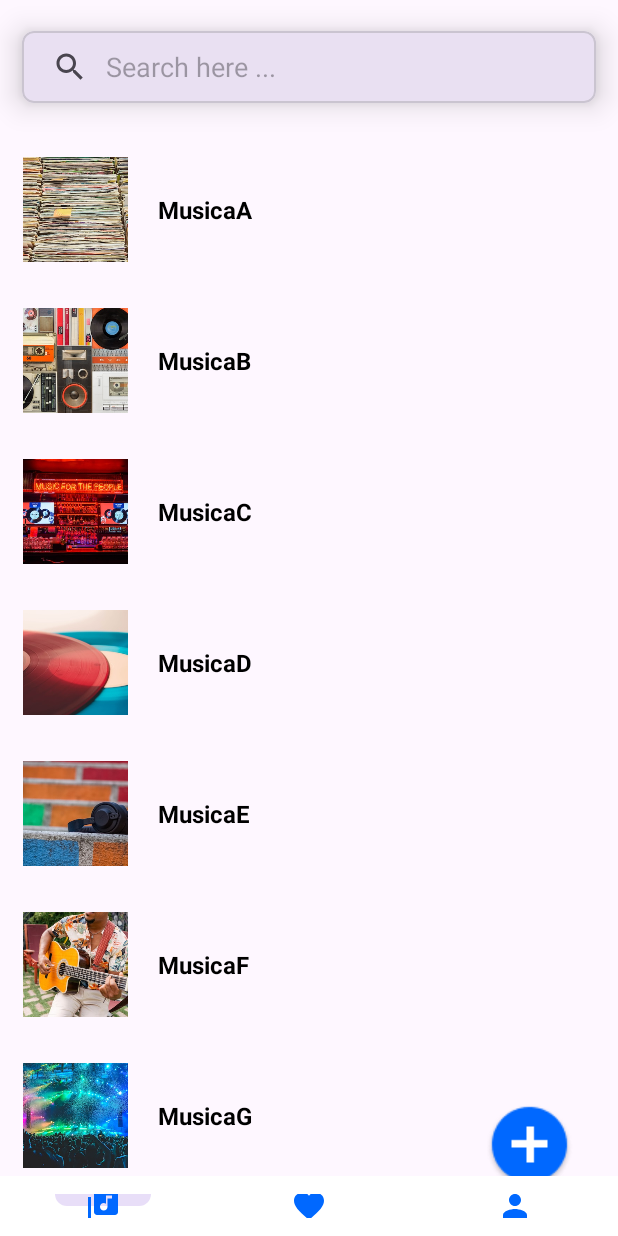
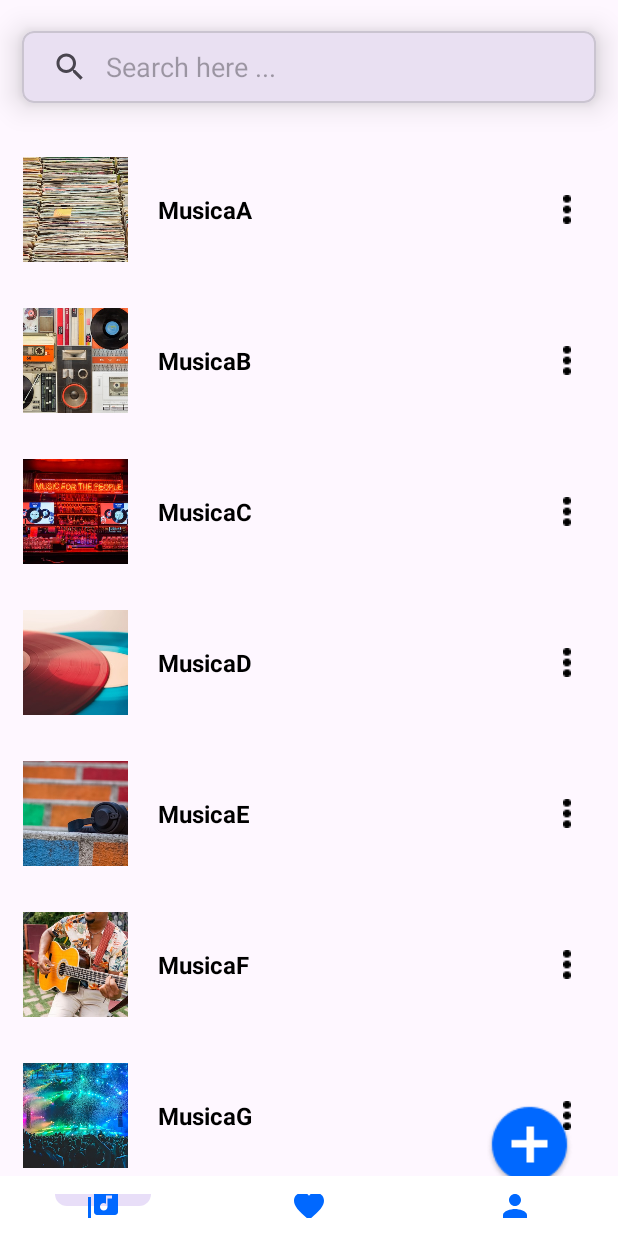
Before and after one commit to JuanHenriq/ichords, an Android app: the BibliotecaActivity screen opened directly, with no data from a screen before it, on a phone screen of 412 x 824 dp. Run offline under Robolectric (Android 15) with nearby library versions, the phone set to English and light mode, and no system bars.

Commit message:
Projeto Atualizado 23/11

```diff
--- a/app/src/main/res/layout/each_item.xml
+++ b/app/src/main/res/layout/each_item.xml
@@ -1,6 +1,7 @@
-<androidx.constraintlayout.widget.ConstraintLayout android:layout_width="match_parent"
+<androidx.constraintlayout.widget.ConstraintLayout
+    xmlns:app="http://schemas.android.com/apk/res-auto"
+    android:layout_width="match_parent"
     android:layout_height="wrap_content"
-    xmlns:app="http://schemas.android.com/apk/res-auto"
     android:padding="15dp"
     xmlns:android="http://schemas.android.com/apk/res/android">
 
@@ -29,7 +30,14 @@
         app:layout_constraintStart_toEndOf="@id/logoIv"
         app:layout_constraintTop_toTopOf="parent" />
 
-
-
+    <ImageView
+        android:id="@+id/menuIv"
+        android:layout_width="wrap_content"
+        android:layout_height="wrap_content"
+        android:src="@drawable/menu_icon"
+        app:layout_constraintBottom_toBottomOf="parent"
+        app:layout_constraintEnd_toEndOf="parent"
+        app:layout_constraintTop_toTopOf="parent"
+        android:layout_marginEnd="16dp"/>
 
 </androidx.constraintlayout.widget.ConstraintLayout>
```
Also changed, not shown: app/src/main/res/drawable/menu_icon.png (added).
